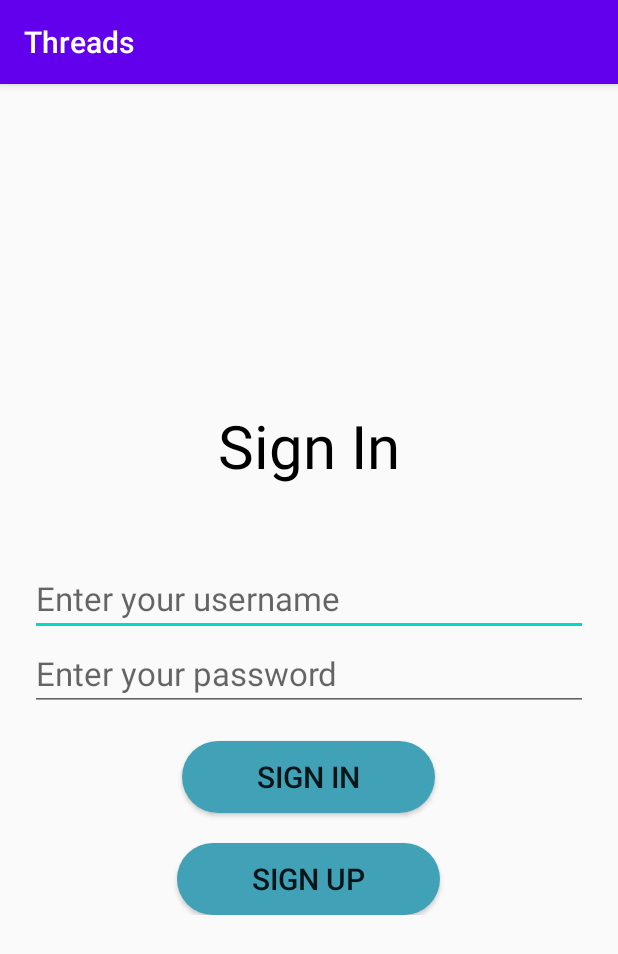
After one commit to clinewton/Threads, an Android app: the LoginActivity screen opened directly, with no data from a screen before it, on a phone screen of 412 x 824 dp. The commit adds this screen. Shown: the top 954 px of the screen. Run offline under Robolectric (Android 15) with nearby library versions, the phone set to English and light mode, and no system bars.

Commit message:
Login Page

```diff
--- a/app/src/main/AndroidManifest.xml
+++ b/app/src/main/AndroidManifest.xml
@@ -9,6 +9,7 @@
         android:roundIcon="@mipmap/ic_launcher_round"
         android:supportsRtl="true"
         android:theme="@style/AppTheme">
+        <activity android:name=".LoginActivity"></activity>
         <activity android:name=".MainActivity">
             <intent-filter>
                 <action android:name="android.intent.action.MAIN" />
--- /dev/null
+++ b/app/src/main/java/com/newton/threads/LoginActivity.java
@@ -0,0 +1,14 @@
+package com.newton.threads;
+
+import androidx.appcompat.app.AppCompatActivity;
+
+import android.os.Bundle;
+
+public class LoginActivity extends AppCompatActivity {
+
+    @Override
+    protected void onCreate(Bundle savedInstanceState) {
+        super.onCreate(savedInstanceState);
+        setContentView(R.layout.activity_login_activty);
+    }
+}
--- /dev/null
+++ b/app/src/main/res/drawable/btn_rounded.xml
@@ -0,0 +1,6 @@
+<?xml version="1.0" encoding="utf-8"?>
+<shape xmlns:android="http://schemas.android.com/apk/res/android"
+    android:shape="rectangle">
+    <solid android:color="#40a1b7"/>
+    <corners android:radius="50dp"/>
+</shape>
--- /dev/null
+++ b/app/src/main/res/layout/activity_login_activty.xml
@@ -0,0 +1,59 @@
+<?xml version="1.0" encoding="utf-8"?>
+<RelativeLayout xmlns:android="http://schemas.android.com/apk/res/android"
+    xmlns:app="http://schemas.android.com/apk/res-auto"
+    xmlns:tools="http://schemas.android.com/tools"
+    android:layout_width="match_parent"
+    android:layout_height="match_parent"
+    tools:context=".LoginActivity">
+
+    <LinearLayout
+        android:layout_width="match_parent"
+        android:layout_height="wrap_content"
+        android:orientation="vertical"
+        android:layout_centerInParent="true"
+        android:padding="20dp">
+        <TextView
+            android:id="@+id/header"
+            android:layout_width="wrap_content"
+            android:layout_height="wrap_content"
+            android:layout_gravity="center"
+            android:text="Sign In"
+            android:textSize="40sp"
+            android:textColor="@android:color/black"
+            android:layout_marginBottom="50dp"/>
+        <EditText
+            android:id="@+id/username"
+            android:layout_width="match_parent"
+            android:layout_height="wrap_content"
+            android:textSize="22sp"
+            android:hint="@string/enter_your_username" />
+
+        <EditText
+            android:id="@+id/password"
+            android:layout_width="match_parent"
+            android:layout_height="wrap_content"
+            android:hint="@string/enter_your_password"
+            android:textSize="22sp"/>
+        <Button
+            android:id="@+id/btn_sign_in"
+            android:layout_width="wrap_content"
+            android:layout_height="wrap_content"
+            android:text="@string/sign_in"
+            android:textSize="20sp"
+            android:layout_margin="20dp"
+            android:paddingLeft="50dp"
+            android:paddingRight="50dp"
+            android:background="@drawable/btn_rounded"
+            android:layout_gravity="center"/>
+        <Button
+            android:id="@+id/btn_sign_up"
+            android:layout_width="wrap_content"
+            android:layout_height="wrap_content"
+            android:background="@drawable/btn_rounded"
+            android:text="@string/sign_up"
+            android:textSize="20sp"
+            android:paddingLeft="50dp"
+            android:paddingRight="50dp"
+            android:layout_gravity="center" />
+    </LinearLayout>
+</RelativeLayout>
--- a/app/src/main/res/values/strings.xml
+++ b/app/src/main/res/values/strings.xml
@@ -1,3 +1,7 @@
 <resources>
     <string name="app_name">Threads</string>
+    <string name="enter_your_password">Enter your password</string>
+    <string name="sign_in">Sign In</string>
+    <string name="enter_your_username">Enter your username</string>
+    <string name="sign_up">Sign Up</string>
 </resources>
```
